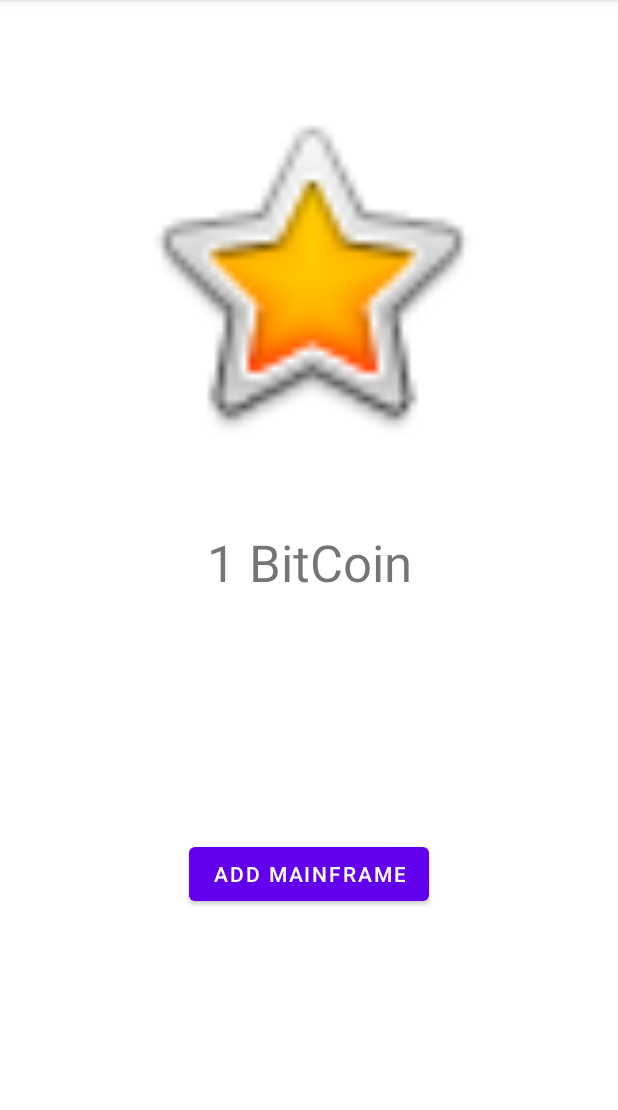
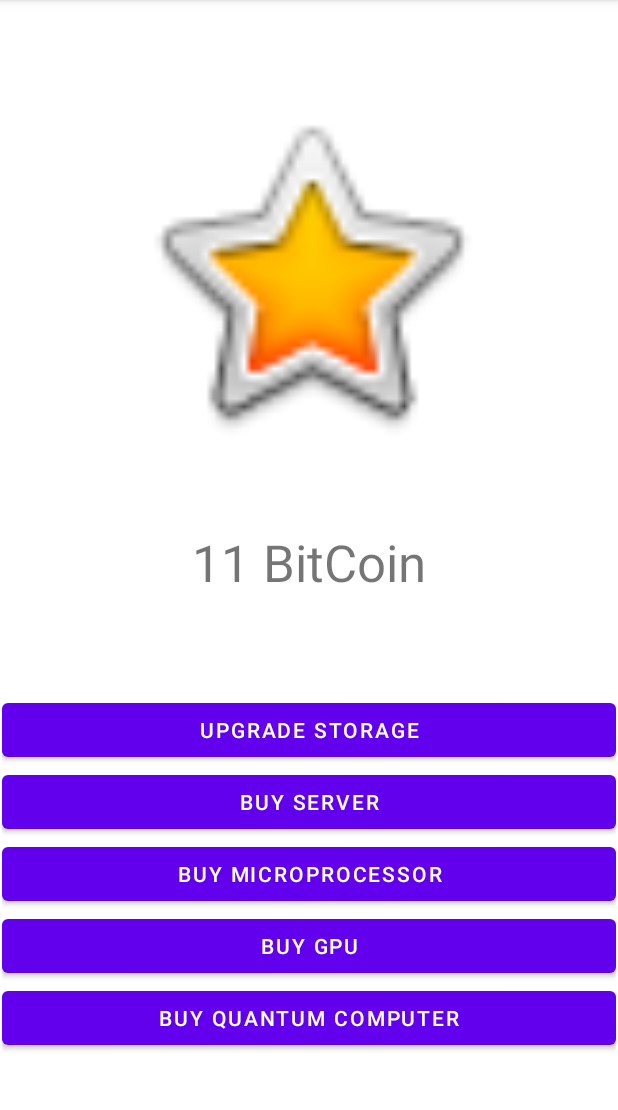
Before and after one commit to adeick/CPRE388Project2, an Android app: the screen it shows after launch (MainActivity), after a tap on an icon or button, on a phone screen of 412 x 824 dp, the part 84-1194 px from its top. Run offline under Robolectric (Android 15) with nearby library versions, the light colour scheme and no system bars.

Commit message:
Modified tower logic to buy and upgrade properly. Added one autoclicker

```diff
--- a/app/src/main/java/com/example/cpre388project2/MainActivity.java
+++ b/app/src/main/java/com/example/cpre388project2/MainActivity.java
@@ -4,6 +4,9 @@
 import androidx.lifecycle.ViewModelProvider;
 
 import android.os.Bundle;
+import android.os.Handler;
+import android.os.Looper;
+import android.os.SystemClock;
 import android.view.View;
 import android.widget.TextView;
 
@@ -19,6 +22,9 @@
     private BitcoinStorageModel bitcoinStorageModel;
     private TowerModel towerModel;
 
+    private Handler handler;
+    private Runnable runnable;
+
     @Override
     protected void onCreate(Bundle savedInstanceState) {
         super.onCreate(savedInstanceState);
@@ -31,18 +37,92 @@
 
         TextView bitcoinCountTextView = findViewById(R.id.bitcoinCountTextView);
 
+        towerModel.AddTower(TowerTypes.MAINFRAME);
         bitcoinStorageModel.getAmountStored().observe(this, amount -> {
             bitcoinCountTextView.setText(getString(R.string.bitcoinCountText, bitcoinStorageModel.getAmountStored().getValue(), "Bit"));
         });
+
+        startAutoClickers();
     }
 
-    public void MainframeOnClick(View view) {
-        towerModel.AddTower(TowerTypes.MAINFRAME);
+    private void startAutoClickers() {
+        handler = new Handler(Looper.getMainLooper());
+
+        runnable = new Runnable() {
+            @Override
+            public void run() {
+                gainBitcoin(1);
+                handler.postAtTime(this, SystemClock.uptimeMillis() + 1000);
+            }
+        };
+        handler.postAtTime(runnable, SystemClock.uptimeMillis() + 1000);
     }
 
-    public void towerOnClick(View view) {
-        int bitcoin = getBitCoinPerTower();
-        bitcoin = Math.max(1, bitcoin); // Get at least 1 bitcoin per click.
+    public void towerServerOnClick(View view) {
+        buyTower(TowerTypes.SERVER);
+    }
+
+    public void towerMicroProcessorOnClick(View view) {
+        buyTower(TowerTypes.MICROPROCESSOR);
+    }
+
+    public void towerGPUOnClick(View view) {
+        buyTower(TowerTypes.GPU);
+    }
+
+    public void towerQuantumComputerOnClick(View view) {
+        buyTower(TowerTypes.QUANTUMCOMPUTER);
+    }
+
+    private void buyTower(TowerTypes towerType) {
+        int cost = Tower.getPurchaseCost(towerType);
+        if (bitcoinStorageModel.getAmountStored().getValue() >= cost) {
+            bitcoinStorageModel.retrieveAmount(cost);
+            towerModel.AddTower(towerType);
+        }
+    }
+
+    public void upgradeServerOnClick(View view) {
+        upgradeTower(TowerTypes.SERVER);
+    }
+
+    public void upgradeMicroprocessorOnClick(View view) {
+        upgradeTower(TowerTypes.MICROPROCESSOR);
+    }
+
+    public void upgradeGPUOnClick(View view) {
+        upgradeTower(TowerTypes.GPU);
+    }
+
+    public void upgradeQuantumComputerOnClick(View view) {
+        upgradeTower(TowerTypes.QUANTUMCOMPUTER);
+    }
+
+    private void upgradeTower(TowerTypes towerType) {
+        Tower tower = towerModel.getTower(towerType);
+        if (tower != null) {
+            int cost = tower.getUpgradeCost();
+            if (bitcoinStorageModel.getAmountStored().getValue() >= cost) {
+                bitcoinStorageModel.retrieveAmount(cost);
+                tower.upgradeTower();
+            }
+        }
+    }
+
+    public void upgradeStorageOnClick(View view) {
+        int cost = bitcoinStorageModel.getUpgradeCost();
+        if (bitcoinStorageModel.getAmountStored().getValue() >= cost) {
+            bitcoinStorageModel.retrieveAmount(cost);
+            bitcoinStorageModel.upgradeStorage();
+        }
+    }
+
+    public void mainframeOnClick(View view) {
+        gainBitcoin(1);
+    }
+
+    private void gainBitcoin(int times) {
+        int bitcoin = getBitCoinPerTower() * times;
         bitcoinStorageModel.storeAmount(bitcoin);
     }
 
--- a/app/src/main/java/com/example/cpre388project2/storage/BitcoinStorageModel.java
+++ b/app/src/main/java/com/example/cpre388project2/storage/BitcoinStorageModel.java
@@ -99,7 +99,11 @@
         return currentAmountStored;
     }
 
+    public int getUpgradeCost() {
+        return (int) (Math.pow(storageLevel.getValue(), 2) * 100);
+    }
+
     private int storageCapacity() {
-        return storageLevel.getValue() * 200;
+        return (int) (Math.pow(storageLevel.getValue(), 2) * 200);
     }
 }
--- a/app/src/main/res/layout/activity_main.xml
+++ b/app/src/main/res/layout/activity_main.xml
@@ -24,22 +24,57 @@
         android:layout_marginStart="84dp"
         android:layout_marginTop="60dp"
         android:layout_marginEnd="84dp"
-        android:onClick="towerOnClick"
+        android:onClick="mainframeOnClick"
         app:layout_constraintDimensionRatio="H,1:1"
         app:layout_constraintEnd_toEndOf="parent"
         app:layout_constraintStart_toStartOf="parent"
         app:layout_constraintTop_toTopOf="parent"
         app:srcCompat="@android:drawable/btn_star_big_on" />
 
-    <Button
-        android:id="@+id/button"
-        android:layout_width="wrap_content"
+    <LinearLayout
+        android:layout_width="409dp"
         android:layout_height="wrap_content"
-        android:onClick="MainframeOnClick"
-        android:text="Add Mainframe"
+        android:orientation="vertical"
         app:layout_constraintBottom_toBottomOf="parent"
         app:layout_constraintEnd_toEndOf="parent"
         app:layout_constraintStart_toStartOf="parent"
-        app:layout_constraintTop_toBottomOf="@+id/bitcoinCountTextView" />
+        app:layout_constraintTop_toBottomOf="@+id/bitcoinCountTextView">
+
+        <Button
+            android:id="@+id/upgradeStorageButton"
+            android:layout_width="match_parent"
+            android:layout_height="wrap_content"
+            android:onClick="upgradeStorageOnClick"
+            android:text="Upgrade Storage" />
+
+        <Button
+            android:id="@+id/buyServerButton"
+            android:layout_width="match_parent"
+            android:layout_height="wrap_content"
+            android:onClick="towerServerOnClick"
+            android:text="Buy Server" />
+
+        <Button
+            android:id="@+id/buyMicroprocessorButton"
+            android:layout_width="match_parent"
+            android:layout_height="wrap_content"
+            android:onClick="towerMicroProcessorOnClick"
+            android:text="Buy Microprocessor" />
+
+        <Button
+            android:id="@+id/buyGPUButton"
+            android:layout_width="match_parent"
+            android:layout_height="wrap_content"
+            android:onClick="towerGPUOnClick"
+            android:text="Buy GPU" />
+
+        <Button
+            android:id="@+id/buyQuantumButton"
+            android:layout_width="match_parent"
+            android:layout_height="wrap_content"
+            android:onClick="towerQuantumComputerOnClick"
+            android:text="Buy Quantum Computer" />
+
+    </LinearLayout>
 
 </androidx.constraintlayout.widget.ConstraintLayout>
```
Also changed, not shown: app/src/main/java/com/example/cpre388project2/towers/Tower.java (+20 -1 lines), app/src/main/java/com/example/cpre388project2/towers/TowerModel.java (+11 -3 lines).
